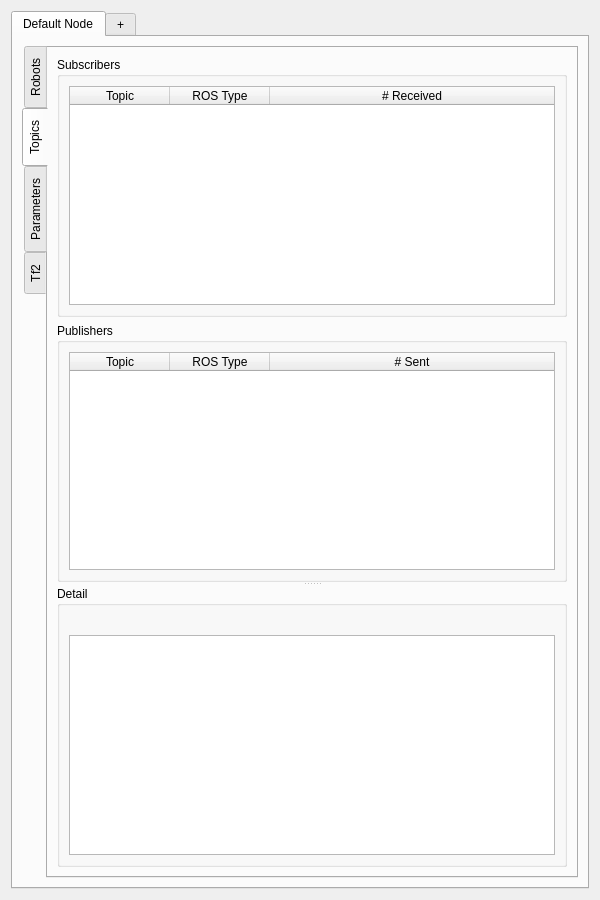
The window that Resources/UI/qSlicerROS2ModuleWidget.ui (rosmed/slicer_ros2_module) describes before a commit, drawn with Qt 5.
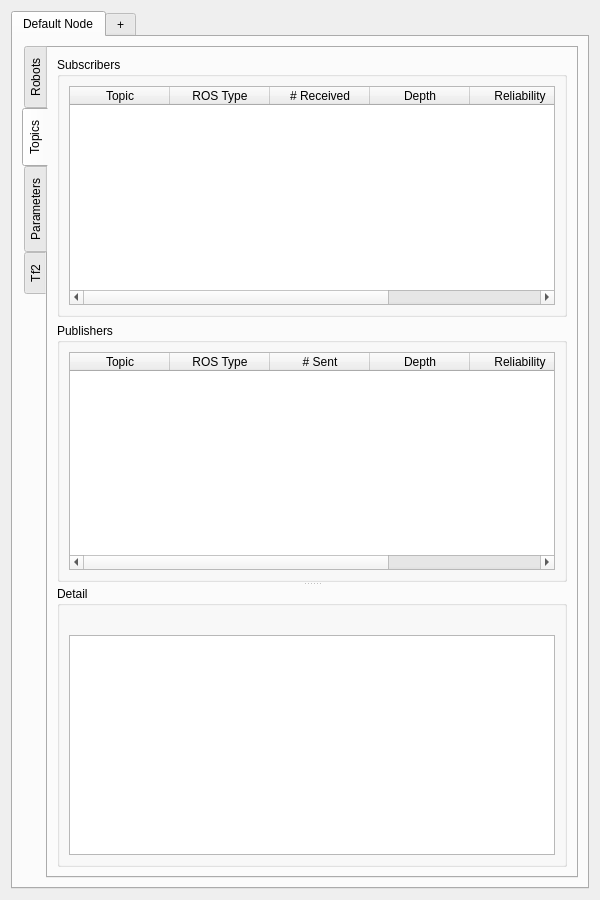
The same window after the commit. The open tabs and pages were chosen to show the change. Custom widgets are drawn as their Qt base class.

What changed in the file:
```diff
--- a/Resources/UI/qSlicerROS2ModuleWidget.ui
+++ b/Resources/UI/qSlicerROS2ModuleWidget.ui
@@ -91,7 +91,7 @@
                      <number>0</number>
                     </property>
                     <property name="columnCount">
-                     <number>3</number>
+                     <number>6</number>
                     </property>
                     <attribute name="horizontalHeaderStretchLastSection">
                      <bool>true</bool>
@@ -108,6 +108,15 @@
                     <column>
                      <property name="text"><string># Received</string></property>
                     </column>
+                    <column>
+                     <property name="text"><string>Depth</string></property>
+                    </column>
+                    <column>
+                     <property name="text"><string>Reliability</string></property>
+                    </column>
+                    <column>
+                     <property name="text"><string>Durability</string></property>
+                    </column>
                    </widget>
                   </item>
                  </layout>
@@ -140,7 +149,7 @@
                      <number>0</number>
                     </property>
                     <property name="columnCount">
-                     <number>3</number>
+                     <number>6</number>
                     </property>
                     <attribute name="horizontalHeaderStretchLastSection">
                      <bool>true</bool>
@@ -157,6 +166,15 @@
                     <column>
                      <property name="text"><string># Sent</string></property>
                     </column>
+                    <column>
+                     <property name="text"><string>Depth</string></property>
+                    </column>
+                    <column>
+                     <property name="text"><string>Reliability</string></property>
+                    </column>
+                    <column>
+                     <property name="text"><string>Durability</string></property>
+                    </column>
                    </widget>
                   </item>
                  </layout>
```
